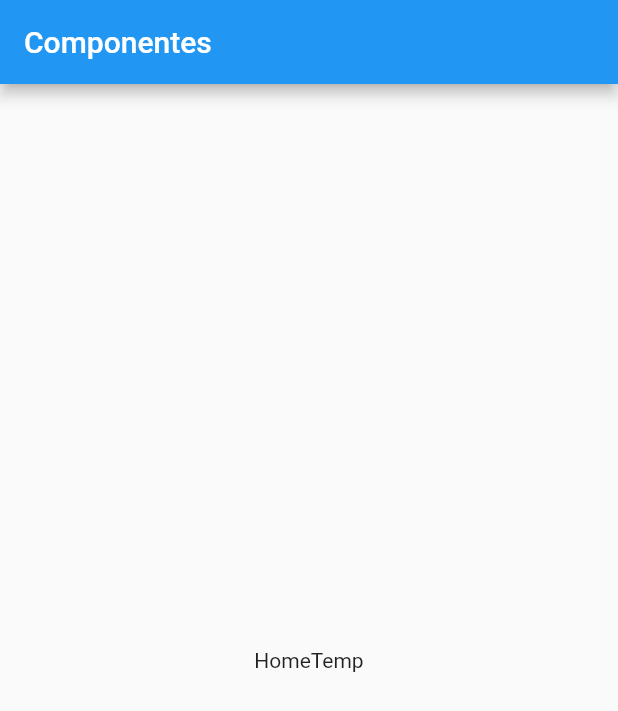
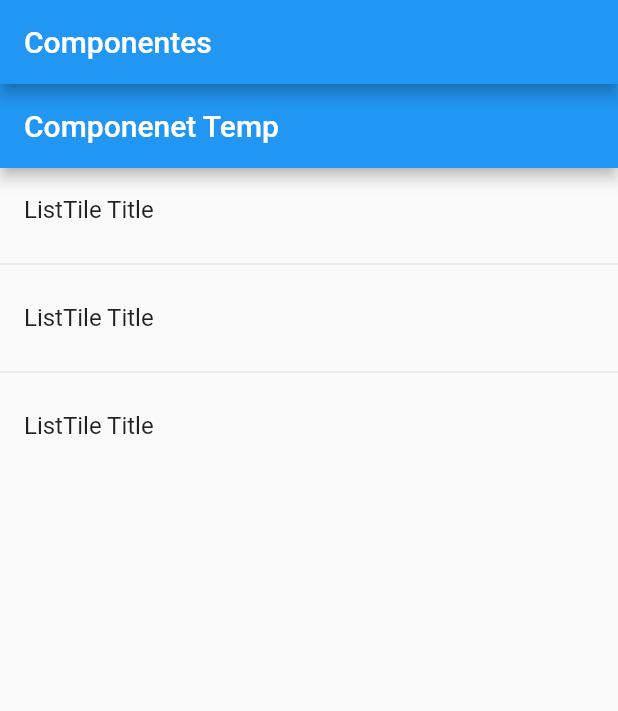
Before and after one commit to zesaru/flutter_components_u, a Flutter app: the screen it shows after launch, on a phone screen of 412 x 824 dp. Shown: the top 711 px of the screen. Run offline on Flutter 3.47's test engine with Material 2 defaults, Android fonts, the phone set to English and light mode, and no system bars.

Commit message:
ListView 1

```diff
--- a/lib/src/pages/home_temp.dart
+++ b/lib/src/pages/home_temp.dart
@@ -3,8 +3,25 @@ import 'package:flutter/material.dart';
 class HomePageTemp extends StatelessWidget {
   @override
   Widget build(BuildContext context) {
-    return Center(
-      child: Text('HomeTemp'),
+    return Scaffold(
+      appBar: AppBar(
+        title: Text('Componenet Temp'),
+      ),
+      body: ListView(
+        children: <Widget>[
+          ListTile(
+            title: Text('ListTile Title'),
+          ),
+          Divider(),
+          ListTile(
+            title: Text('ListTile Title'),
+          ),
+          Divider(),
+          ListTile(
+            title: Text('ListTile Title'),
+          ),
+        ],
+      ),
     );
   }
 }
```
